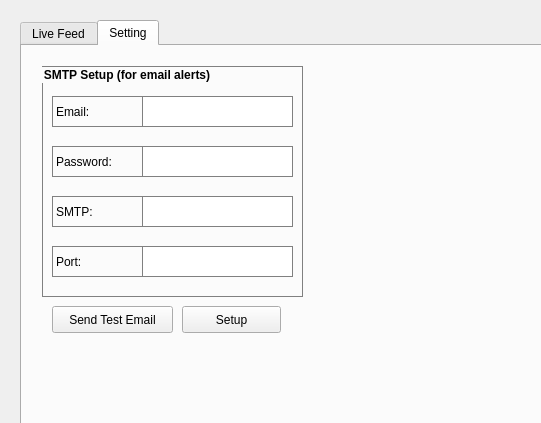
Qt form interface.ui (hans-ob1/deep_eye) before a commit; both pictures show x 0 to 541 and y 0 to 423 of the 862 by 620 pixel window.
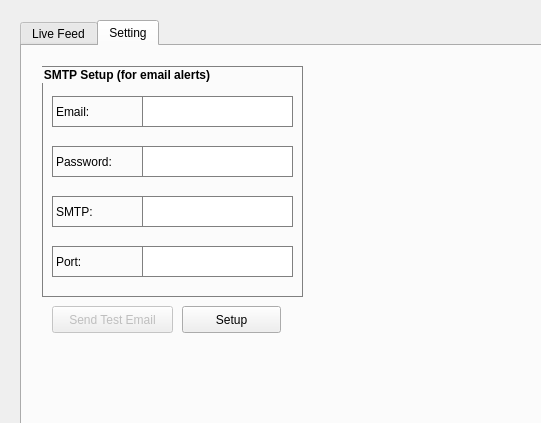
The same form after that commit.

What changed in the file:
```diff
--- a/interface.ui
+++ b/interface.ui
@@ -293,8 +293,8 @@
      <widget class="QLabel" name="err_email_label">
       <property name="geometry">
        <rect>
-        <x>290</x>
-        <y>60</y>
+        <x>80</x>
+        <y>300</y>
         <width>121</width>
         <height>17</height>
        </rect>
@@ -303,7 +303,10 @@
        <string/>
       </property>
      </widget>
-     <widget class="QPushButton" name="testButton">
+     <widget class="QPushButton" name="testemailButton">
+      <property name="enabled">
+       <bool>false</bool>
+      </property>
       <property name="geometry">
        <rect>
         <x>30</x>
```
